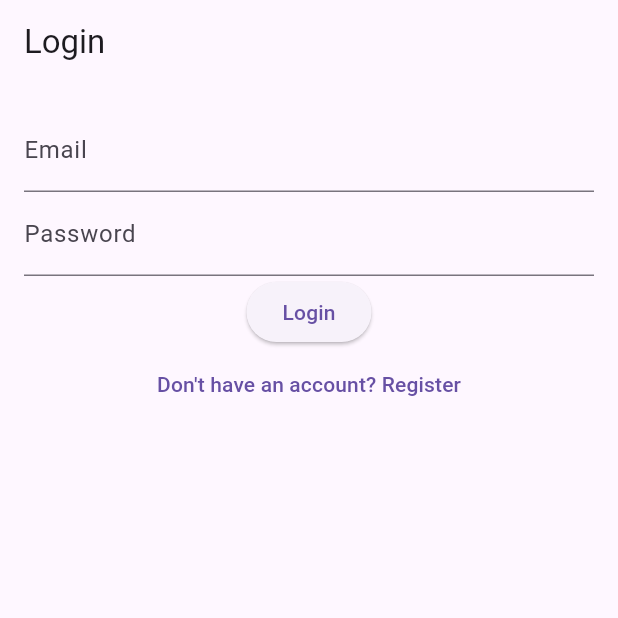
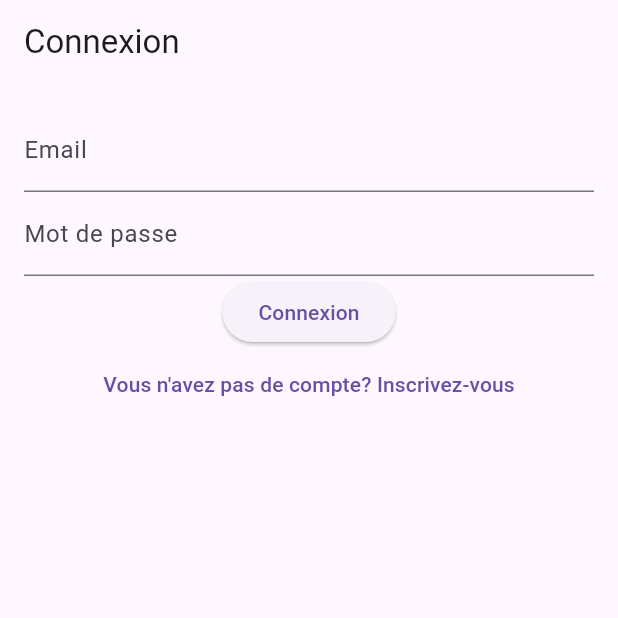
Before and after one commit to Orden14/Flutter-project, a Flutter app: the screen it shows after launch, on a phone screen of 412 x 824 dp, the top half of it. Run offline on Flutter 3.47's test engine with Material 3 defaults, Android fonts, the phone set to English and light mode, and no system bars; our stand-ins replace firebase_auth, firebase_core, firebase_database; accounts and stored records are empty.

Commit message:
translate auth page to french

```diff
--- a/lib/auth/login_page.dart
+++ b/lib/auth/login_page.dart
@@ -37,29 +37,29 @@ class _LoginPageState extends State<LoginPage> {
       String message;
       switch (e.code) {
         case 'user-not-found':
-          message = 'No user found for that email.';
+          message = 'Il n\'y a pas d\'utilisateur correspondant à cet e-mail.';
           break;
         case 'wrong-password':
-          message = 'Wrong password provided.';
+          message = 'Le mot de passe fourni est incorrect.';
           break;
         case 'email-already-in-use':
-          message = 'Email is already in use.';
+          message = 'L\'email est déjà utilisé.';
           break;
         case 'invalid-email':
-          message = 'Invalid email address.';
+          message = 'Adresse e-mail invalide.';
           break;
         case 'network-request-failed':
-          message = 'Network error. Please check your connection.';
+          message = 'Erreur réseau. Veuillez vérifier votre connexion.';
           break;
         default:
-          message = 'Error: ${e.code}${e.message != null ? ' - ${e.message}' : ''}';
+          message = 'Erreur ninattendue: ${e.code}${e.message != null ? ' - ${e.message}' : ''}';
       }
       ScaffoldMessenger.of(context).showSnackBar(
         SnackBar(content: Text(message)),
       );
     } catch (e) {
       ScaffoldMessenger.of(context).showSnackBar(
-        SnackBar(content: Text('Unexpected error: ${e.toString()}')),
+        SnackBar(content: Text('Erreur inattendue: ${e.toString()}')),
       );
     }
   }
@@ -67,7 +67,7 @@ class _LoginPageState extends State<LoginPage> {
   @override
   Widget build(BuildContext context) {
     return Scaffold(
-      appBar: AppBar(title: Text(isLogin ? 'Login' : 'Register')),
+      appBar: AppBar(title: Text(isLogin ? 'Connexion' : 'Inscription')),
       body: Padding(
         padding: const EdgeInsets.all(16),
         child: Column(
@@ -78,18 +78,18 @@ class _LoginPageState extends State<LoginPage> {
             ),
             TextField(
               controller: passwordController,
-              decoration: const InputDecoration(labelText: 'Password'),
+              decoration: const InputDecoration(labelText: 'Mot de passe'),
               obscureText: true,
             ),
             ElevatedButton(
               onPressed: authenticate,
-              child: Text(isLogin ? 'Login' : 'Register'),
+              child: Text(isLogin ? 'Connexion' : 'Inscription'),
             ),
             TextButton(
               onPressed: () => setState(() => isLogin = !isLogin),
               child: Text(isLogin
-                  ? 'Don\'t have an account? Register'
-                  : 'Already have an account? Login'),
+                  ? 'Vous n\'avez pas de compte? Inscrivez-vous'
+                  : 'Vous avez déjà un compte? Connexion'),
             ),
           ],
         ),
```
